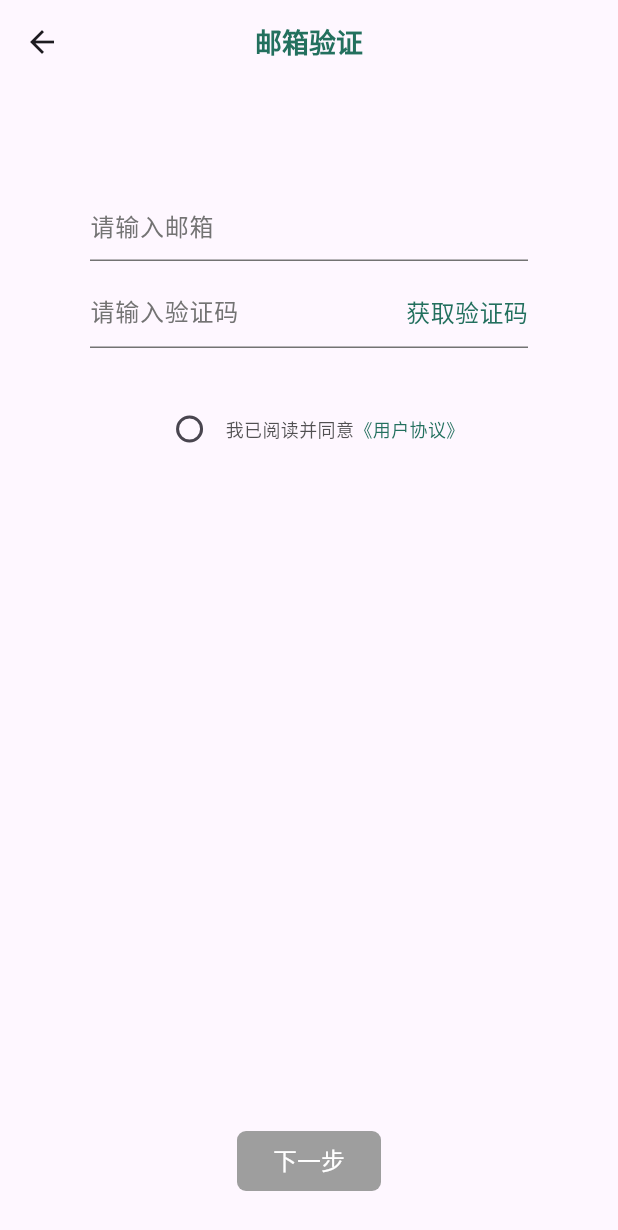
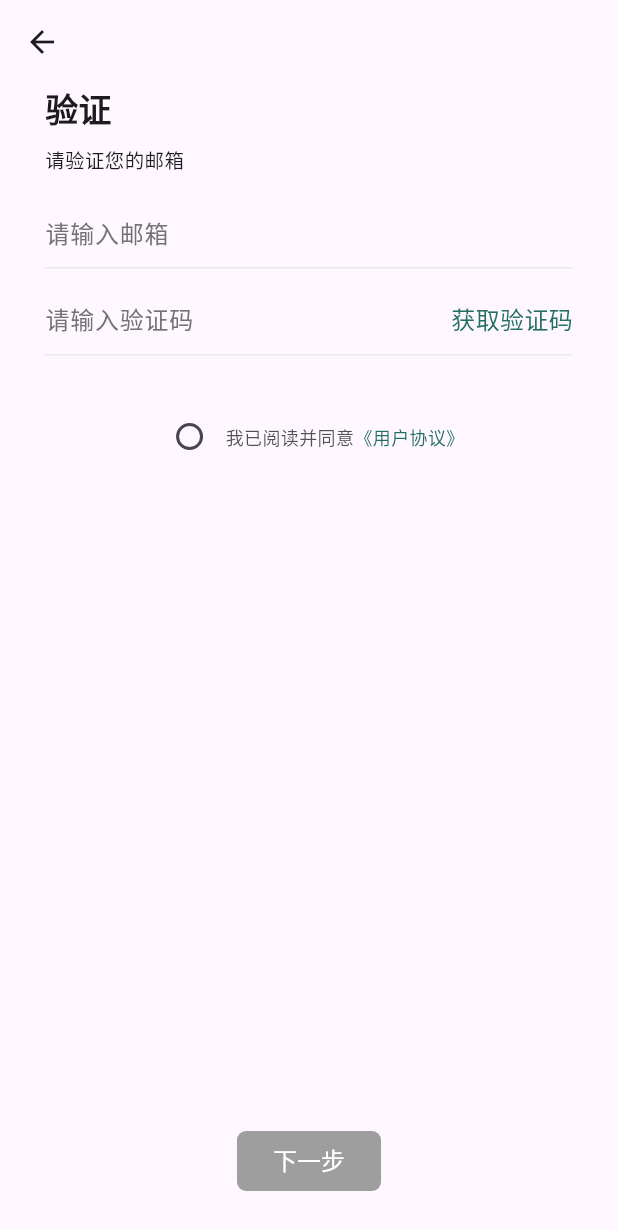
Before and after one commit to Eobard-Eins/GraduationProjectClient, a Flutter app: the VerifyEmailPage screen opened by its route, on a phone screen of 412 x 824 dp. Shown: the top 1230 px of the screen. Run offline on Flutter 3.47's test engine with Material 3 defaults, Android fonts, the phone set to English and light mode, and no system bars; drawn by our look-alikes of oktoast; our stand-ins replace dio, get, image_picker, permission_handler, photo_view, shared_preferences; missing offline and left inert: amap_flutter_location, unicode; accounts and stored records are empty.

Commit message:
更改ui

```diff
--- a/lib/components/text/textField.dart
+++ b/lib/components/text/textField.dart
@@ -1,3 +1,4 @@
+import 'package:client_application/res/color.dart';
 import 'package:flutter/material.dart';
 
 class UserTextFieldWidget extends StatelessWidget {
@@ -62,10 +63,10 @@ class UserTextFieldWidget extends StatelessWidget {
         hintText: hintText,
         hintStyle: const TextStyle(color: Color.fromARGB(255, 115, 115, 115),fontSize: 16,fontWeight: FontWeight.normal),
         enabledBorder: const UnderlineInputBorder(
-          borderSide: BorderSide(color: Color.fromARGB(255, 115, 115, 115)),
+          borderSide: BorderSide(color: Coloors.greyLight),
         ),
         focusedBorder: const UnderlineInputBorder(
-          borderSide: BorderSide(color: Color.fromARGB(255, 115, 115, 115)),
+          borderSide: BorderSide(color: Coloors.grey),
         ),
       ),
     );
--- a/lib/config/RouteConfig.dart
+++ b/lib/config/RouteConfig.dart
@@ -3,7 +3,6 @@ import 'package:client_application/pages/home/homePageUI.dart';
 import 'package:client_application/pages/home/me/options/about/aboutPage.dart';
 import 'package:client_application/pages/home/task/newTask/newTaskPageUI.dart';
 import 'package:client_application/pages/home/task/taskInfo/taskInfoPageUI.dart';
-import 'package:client_application/pages/loginAndUserInfo/infoSet/userInitProfile/setUserInitProfileUI.dart';
 import 'package:client_application/pages/loginAndUserInfo/login/agreementPage/agreementPageUI.dart';
 import 'package:client_application/pages/loginAndUserInfo/infoSet/setNameAndAvatarPage/setNameAndAvatarUI.dart';
 import 'package:client_application/pages/loginAndUserInfo/login/loginPage/loginPageUI.dart';
@@ -22,7 +21,6 @@ class RouteConfig {
 
   static const String setPasswordPage="/set/setPasswordPage";
   static const String setNameAndAvatarPage="/set/setNameAndAvatarPage";
-  static const String setUserInitProfilePage="/set/setUserInitProfilePage";
 
   static const String homePage="/homePage";
 
@@ -56,10 +54,6 @@ class RouteConfig {
       page: () => SetNameAndAvatarPage(),
     ),
     GetPage(
-      name: setUserInitProfilePage,
-      page: () => SetUserInitProfilePage()
-    ),
-    GetPage(
       name: homePage,
       page: () => HomePage(),
     ),
--- a/lib/main.dart
+++ b/lib/main.dart
@@ -37,7 +37,7 @@ class MyApp extends StatelessWidget {
           GlobalCupertinoLocalizations.delegate,
         ],
         supportedLocales: const [Locale('zh', 'CN')],
-        initialRoute: goHome()?RouteConfig.homePage:RouteConfig.homePage,
+        initialRoute: goHome()?RouteConfig.homePage:RouteConfig.setPasswordPage,
         getPages: RouteConfig.getPages,
         unknownRoute: GetPage(name: '/notfound', page: () => const Scaffold(body: Center(child: Text("No Page Route Provided"),))),
 
--- a/lib/pages/loginAndUserInfo/infoSet/setNameAndAvatarPage/setNameAndAvatarController.dart
+++ b/lib/pages/loginAndUserInfo/infoSet/setNameAndAvatarPage/setNameAndAvatarController.dart
@@ -35,7 +35,7 @@ class SetNameAndAvatarController extends GetxController{
           usernameController: usernameController,
           account: account,
           onSuccess: ()=>needSetInfo?
-              Get.offNamed(RouteConfig.setUserInitProfilePage,arguments:{'needSetInfo':true,'account':account}):
+              Get.offNamed(RouteConfig.homePage,arguments:{'needSetInfo':true,'account':account}):
               Get.back()
         )
     );
--- a/lib/pages/loginAndUserInfo/infoSet/userInitProfile/setUserInitProfileController.dart
+++ /dev/null
@@ -1,5 +0,0 @@
-import 'package:get/get.dart';
-
-class SetUserInitProfileController extends GetxController {
-
-}
--- a/lib/pages/loginAndUserInfo/infoSet/verifyEmailPage/verifyEmailUI.dart
+++ b/lib/pages/loginAndUserInfo/infoSet/verifyEmailPage/verifyEmailUI.dart
@@ -20,25 +20,23 @@ class VerifyEmailPage extends StatelessWidget {
     return Scaffold(
         appBar: AppBar(
           //标题
-          title: const Text(
-            "邮箱验证",
-            style: TextStyle(
-              fontWeight: FontWeight.bold,
-              fontSize: 18,
-              color: Coloors.main,
-            ),
-            textAlign: TextAlign.center,
-          ),
           centerTitle: true,
         ),
         body: Column(
           children: [
-            const SizedBox(
-              height: 60,
+            Container(
+              alignment: Alignment.centerLeft,
+              padding: const EdgeInsets.symmetric(horizontal: 30,),
+              child:const Column(
+                crossAxisAlignment: CrossAxisAlignment.start,
+                children: [
+                  Padding(padding:EdgeInsets.only(bottom: 10),child:Text("验证",style: TextStyle(fontSize: 22,fontWeight: FontWeight.bold),),),
+                  Padding(padding:EdgeInsets.only(bottom: 5),child:Text("请验证您的邮箱",style: TextStyle(fontSize: 13),))
+                ],)
             ),
             //账号输入
             Padding(
-              padding: const EdgeInsets.symmetric(horizontal: 60, vertical: 10),
+              padding: const EdgeInsets.symmetric(horizontal: 30, vertical: 10),
               child: Obx(()=>UserTextFieldWidget(
                 controller: _vpc.mailController.value,
                 onChanged: (value){
@@ -61,7 +59,7 @@ class VerifyEmailPage extends StatelessWidget {
             ),
             //验证码输入
             Padding(
-              padding: const EdgeInsets.symmetric(horizontal: 60, vertical: 0),
+              padding: const EdgeInsets.symmetric(horizontal: 30, vertical: 0),
               child: Obx(()=>UserTextFieldWidget(
                 controller: _vpc.captchaController.value,
                 maxLength: captchaLenth,
--- a/lib/pages/loginAndUserInfo/login/agreementPage/agreementPageUI.dart
+++ b/lib/pages/loginAndUserInfo/login/agreementPage/agreementPageUI.dart
@@ -23,7 +23,7 @@ class AgreementPage extends StatelessWidget {
         child: Padding(
           padding: EdgeInsets.symmetric(horizontal: 10,vertical: 10),
           child: Text(
-            """本平台为湘潭大学毕业设计作品，暂不作为商用用途，暂不开源！""",
+            """本平台为湘潭大学本科毕业设计作品，暂不作为商用用途，暂不开源！""",
             style: TextStyle(
                 color: Color.fromARGB(255, 94, 94, 94),
                 fontSize: 14,
```
Also changed, not shown: lib/pages/loginAndUserInfo/infoSet/setPasswordPage/setPasswordUI.dart (+13 -28 lines), lib/pages/loginAndUserInfo/infoSet/userInitProfile/setUserInitProfileUI.dart (deleted, +0 -29 lines), lib/pages/loginAndUserInfo/login/loginPage/loginPageUI.dart (+1 -11 lines), lib/pages/loginAndUserInfo/login/loginWithPasswordPage/loginWithPasswordPageUI.dart (+1 -11 lines).
